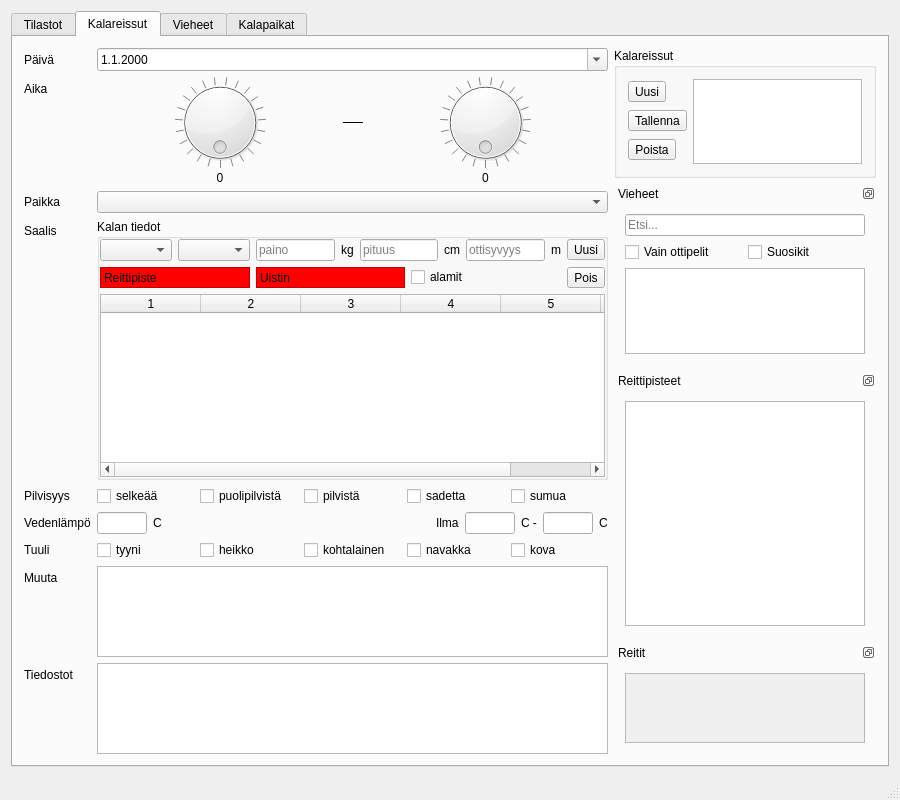
Old version of the form mainwindow.ui in the repository samuliwritescode/uistelupaivakirja-desktop.
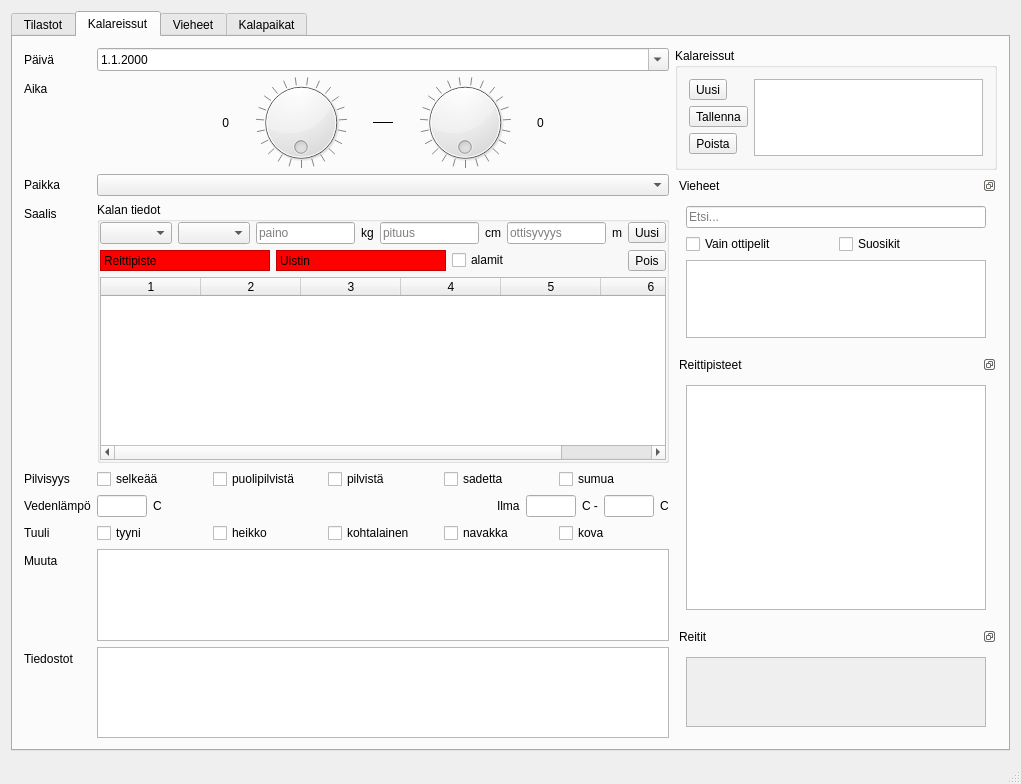
New version of the form. Icons and pictures are not drawn.

Commit message: -Aikakomponentit horisontaalisessa layoutissa. -Ikkunan minimikoko hieman pienemmäksi.

The edit to the form file:
```diff
--- a/mainwindow.ui
+++ b/mainwindow.ui
@@ -6,8 +6,8 @@
    <rect>
     <x>0</x>
     <y>0</y>
-    <width>900</width>
-    <height>800</height>
+    <width>1021</width>
+    <height>784</height>
    </rect>
   </property>
   <property name="sizePolicy">
@@ -18,8 +18,8 @@
   </property>
   <property name="minimumSize">
    <size>
-    <width>900</width>
-    <height>800</height>
+    <width>800</width>
+    <height>700</height>
    </size>
   </property>
   <property name="windowTitle">
@@ -672,14 +672,18 @@
            </widget>
           </item>
           <item row="1" column="1">
-           <layout class="QGridLayout" name="gridLayout_2">
-            <property name="horizontalSpacing">
-             <number>0</number>
-            </property>
-            <property name="verticalSpacing">
-             <number>3</number>
-            </property>
-            <item row="0" column="0">
+           <layout class="QHBoxLayout" name="horizontalLayout_3">
+            <item>
+             <widget class="QLabel" name="timeStartLbl">
+              <property name="text">
+               <string>0</string>
+              </property>
+              <property name="alignment">
+               <set>Qt::AlignRight|Qt::AlignTrailing|Qt::AlignVCenter</set>
+              </property>
+             </widget>
+            </item>
+            <item>
              <widget class="QDial" name="startDial">
               <property name="minimum">
                <number>0</number>
@@ -704,32 +708,7 @@
               </property>
              </widget>
             </item>
-            <item row="0" column="2">
-             <widget class="QDial" name="endDial">
-              <property name="minimum">
-               <number>0</number>
-              </property>
-              <property name="maximum">
-               <number>23</number>
-              </property>
-              <property name="pageStep">
-               <number>1</number>
-              </property>
-              <property name="value">
-               <number>0</number>
-              </property>
-              <property name="sliderPosition">
-               <number>0</number>
-              </property>
-              <property name="wrapping">
-               <bool>true</bool>
-              </property>
-              <property name="notchesVisible">
-               <bool>true</bool>
-              </property>
-             </widget>
-            </item>
-            <item row="0" column="1">
+            <item>
              <widget class="Line" name="line">
               <property name="maximumSize">
                <size>
@@ -748,23 +727,38 @@
               </property>
              </widget>
             </item>
-            <item row="1" column="2">
+            <item>
+             <widget class="QDial" name="endDial">
+              <property name="minimum">
+               <number>0</number>
+              </property>
+              <property name="maximum">
+               <number>23</number>
+              </property>
+              <property name="pageStep">
+               <number>1</number>
+              </property>
+              <property name="value">
+               <number>0</number>
+              </property>
+              <property name="sliderPosition">
+               <number>0</number>
+              </property>
+              <property name="wrapping">
+               <bool>true</bool>
+              </property>
+              <property name="notchesVisible">
+               <bool>true</bool>
+              </property>
+             </widget>
+            </item>
+            <item>
              <widget class="QLabel" name="timeEndLbl">
               <property name="text">
                <string>0</string>
               </property>
               <property name="alignment">
-               <set>Qt::AlignCenter</set>
-              </property>
-             </widget>
-            </item>
-            <item row="1" column="0">
-             <widget class="QLabel" name="timeStartLbl">
-              <property name="text">
-               <string>0</string>
-              </property>
-              <property name="alignment">
-               <set>Qt::AlignCenter</set>
+               <set>Qt::AlignLeading|Qt::AlignLeft|Qt::AlignVCenter</set>
               </property>
              </widget>
             </item>
@@ -954,7 +948,7 @@
                   <rect>
                    <x>0</x>
                    <y>0</y>
-                   <width>203</width>
+                   <width>264</width>
                    <height>69</height>
                   </rect>
                  </property>
```
Left out of the diff: 4 changed lines with no effect on the pictures.
